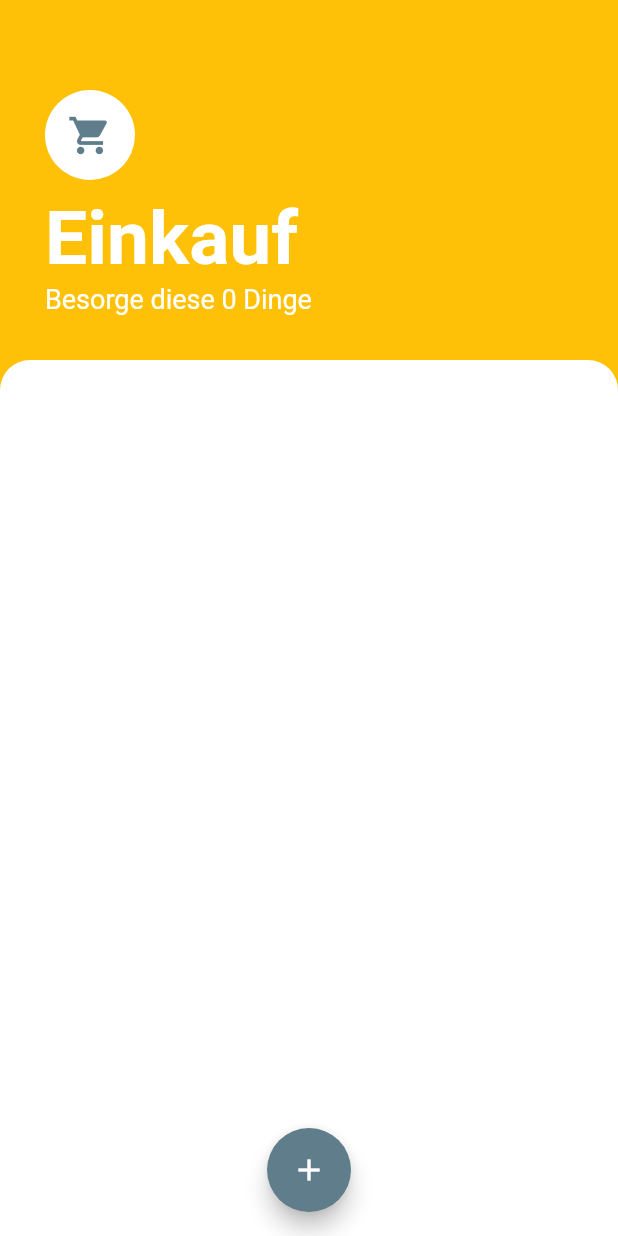
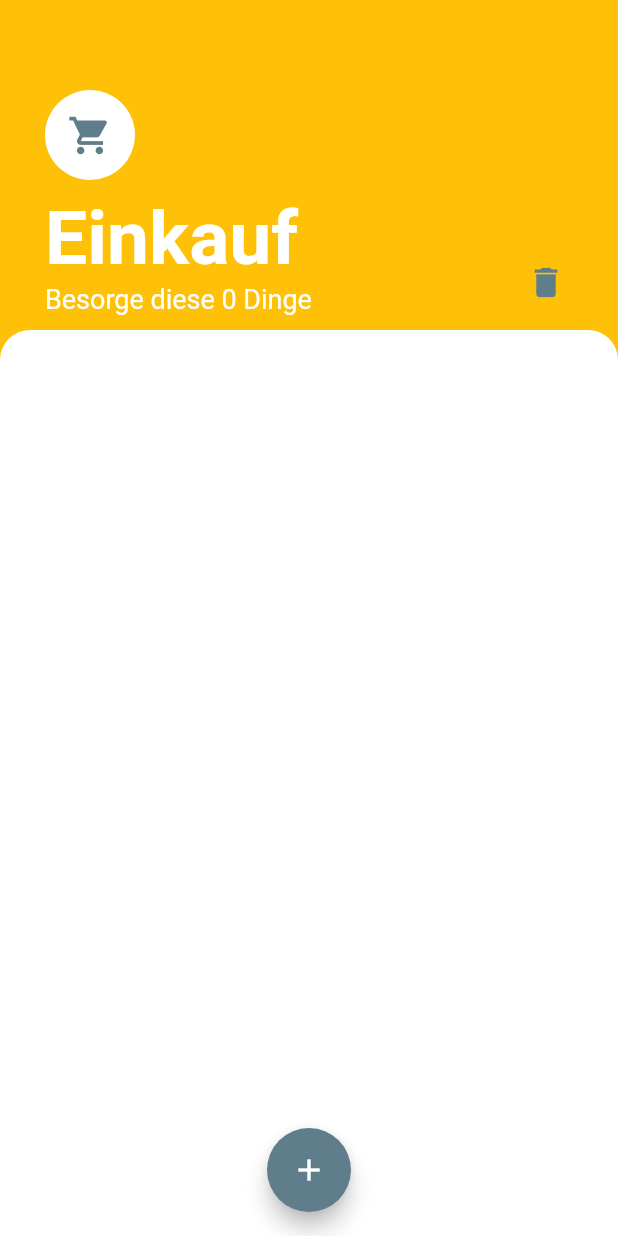
Before and after one commit to nilskrannig/einkaufsliste, a Flutter app: the screen it shows after launch, on a phone screen of 412 x 824 dp. Run offline on Flutter 3.47's test engine with Material 2 defaults, Android fonts, the phone set to English and light mode, and no system bars.

Commit message:
add delete all entries button

```diff
--- a/lib/constants.dart
+++ b/lib/constants.dart
@@ -10,5 +10,6 @@ const kItemTextStyle = TextStyle(
 );
 
 const kPrimaryColor = Colors.amber;
+const kPrimaryColorDark = Color(0xffFFA000);
 const kPrimaryColorDimmed = Color(0xff755903);
 const kAccentColor = Colors.blueGrey;
--- a/lib/screens/grocery_screen.dart
+++ b/lib/screens/grocery_screen.dart
@@ -20,11 +20,13 @@
       floatingActionButtonLocation: FloatingActionButtonLocation.centerFloat,
       floatingActionButton: GroceryListAddItemButton(),
       body: Column(
-        crossAxisAlignment: CrossAxisAlignment.start,
+        crossAxisAlignment: CrossAxisAlignment.stretch,
+        children: [
+          Stack(
             children: [
               Container(
                 padding: EdgeInsets.only(
-                top: 60.0, left: 30.0, right: 30.0, bottom: 30.0),
+                    top: 60.0, left: 30.0, right: 30.0, bottom: 10.0),
                 child: Column(
                   crossAxisAlignment: CrossAxisAlignment.start,
                   children: [
@@ -36,6 +38,48 @@
                     GroceryListSubtitle(),
                   ],
                 ),
+              ),
+              Positioned(
+                right: 4,
+                bottom: 8,
+                child: FlatButton(
+                  onPressed: () {
+                    showDialog(
+                        context: context,
+                        builder: (BuildContext context) {
+                          return AlertDialog(
+                            title: Text('Alle Einträge löschen?'),
+                            actions: [
+                              FlatButton(
+                                color: kPrimaryColorDark,
+                                textColor: Colors.white,
+                                child: Text('löschen'),
+                                onPressed: () {
+                                  Provider.of<ItemData>(context, listen: false)
+                                      .removeAllItems();
+                                  Navigator.of(context).pop();
+                                },
+                              ),
+                              FlatButton(
+                                color: kAccentColor,
+                                textColor: Colors.white,
+                                child: Text('Nein'),
+                                onPressed: () {
+                                  Navigator.of(context).pop();
+                                },
+                              ),
+                            ],
+                          );
+                        });
+                  },
+                  child: Icon(
+                    Icons.delete,
+                    size: 26.0,
+                    color: kAccentColor,
+                  ),
+                ),
+              ),
+            ],
           ),
           Expanded(
             child: Container(
```
Lines whose indentation alone changed are shown as unchanged.
